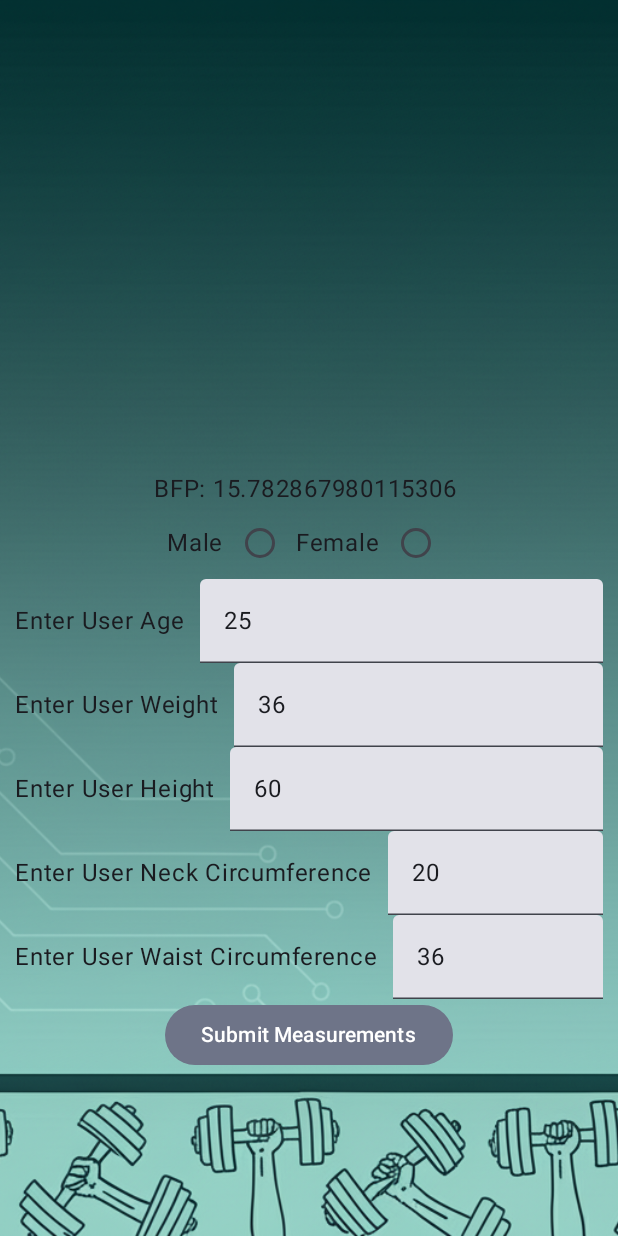
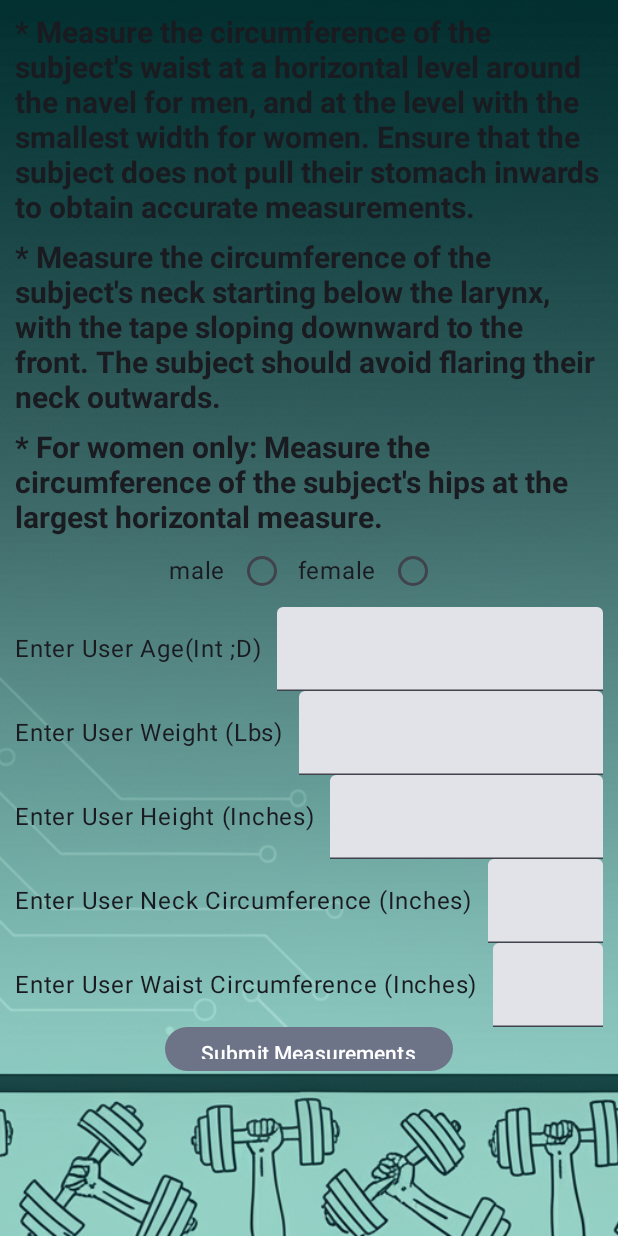
Before and after one commit to jcamdev247/FinalProjectAuraMetrics, an Android app built with Jetpack Compose: the composable BodyFatPercentagePage shown on its own in the app's theme, after a tap on "Submit Measurements", on a phone screen of 412 x 824 dp. Run offline under Robolectric (Android 15) with nearby library versions, the phone set to English and light mode, and no system bars.

Commit message:
Code to date at course's end

```diff
--- a/app/src/main/java/com/example/finalproject/BodyFatPercentagePage.kt
+++ b/app/src/main/java/com/example/finalproject/BodyFatPercentagePage.kt
@@ -18,16 +18,19 @@ import androidx.compose.runtime.getValue
 import androidx.compose.ui.Alignment
 import androidx.compose.ui.Modifier
 import androidx.compose.ui.res.stringResource
+import androidx.compose.ui.text.TextStyle
+import androidx.compose.ui.text.font.FontWeight
 import androidx.compose.ui.tooling.preview.Preview
 import androidx.compose.ui.unit.Dp
 import androidx.compose.ui.unit.dp
+import androidx.compose.ui.unit.sp
 import androidx.lifecycle.viewmodel.compose.viewModel
 import com.example.finalproject.ui.theme.FinalProjectTheme
 
 @Composable
 fun BodyFatPercentagePage(
     modifier: Modifier = Modifier,
-    viewModel: BodyFatCalculationViewModel = viewModel(),
+    viewModel: BodyFatCalculationViewModel = viewModel()
 ) {
     val maleString = stringResource(R.string.male)
     val femaleString = stringResource(R.string.female)
@@ -50,7 +53,7 @@ fun BodyFatPercentagePage(
 
         SetupBodyFatInstructions(rowSpacer, uiState.submitButtonPressed, uiState)
 
-Spacer(modifier = Modifier.width(rowSpacer))
+        Spacer(modifier = Modifier.width(rowSpacer))
 
         Row(
             horizontalArrangement = Arrangement.Center,
@@ -150,6 +153,11 @@ Spacer(modifier = Modifier.width(rowSpacer))
 Spacer(modifier = Modifier.width(rowSpacer))
 
         FilledTonalButton( onClick = {
+
+            if (uiState.userGenderInput == null || uiState.userAgeInput == null || uiState.userWeightInput == null || uiState.userHeightInput == null || uiState.userWaistInput == null || uiState.userNeckInput == null || uiState.userHipInput == null && uiState.userGenderInput == "Female") {
+                return@FilledTonalButton
+            }
+
             viewModel.updateSubmitButtonPressed()
             viewModel.calculateBodyFatPercentageSwitch()
             }) {
@@ -160,28 +168,28 @@ Spacer(modifier = Modifier.width(rowSpacer))
 
 @Composable
 fun SetupBodyFatInstructions(rowSpacer: Dp, submitted: Boolean, uiState: BodyFatCalculationState) {
+    val textStyle =TextStyle(fontSize = 20.sp, fontWeight = FontWeight.Bold)
+
     if (!submitted) {
         Text(
-            text = stringResource(R.string.instruction_lable_1)
+            text = stringResource(R.string.instruction_lable_1), style = textStyle
         )
         ColumnSpacerHeightMethod(rowSpacer)
         Text(
-            text = stringResource(R.string.instruction_lable_2)
+            text = stringResource(R.string.instruction_lable_2),style = textStyle
         )
         ColumnSpacerHeightMethod(rowSpacer)
         Text(
-            text = stringResource(R.string.instruction_lable_3)
+            text = stringResource(R.string.instruction_lable_3), style = textStyle
         )
     } else {
         val calculatedBfp = uiState.bfp ?: ""
-        Text("BFP: $calculatedBfp ")
+        val totalBodyFat = uiState.totalBodyFatMass ?: ""
+        val totalLeanMass = uiState.leanBodyMass ?: ""
+        Text("BFP: $calculatedBfp ", style = textStyle)
+        Text("Total Body Fat Mass: $totalBodyFat ", style = textStyle)
+        Text("Lean Mass: $totalLeanMass ", style = textStyle)
     }
-}
-
-
-@Composable
-fun RowSpacerWidthMethod(rowSpacer: Dp) {
-    Spacer(modifier = Modifier.width(rowSpacer))
 }
 
 @Composable
--- a/app/src/main/java/com/example/finalproject/BodyFatPercentageViewModel.kt
+++ b/app/src/main/java/com/example/finalproject/BodyFatPercentageViewModel.kt
@@ -6,31 +6,21 @@ import kotlinx.coroutines.flow.StateFlow
 import kotlinx.coroutines.flow.asStateFlow
 import kotlinx.coroutines.flow.update
 import kotlin.math.log10
-
-//
-//data class BodyFatCalculationState(
-//    val userGenderInput: String? = null,
-//    val userAgeInput: String? = null,
-//    val userWeightInput: String? = null,
-//    val userHeightInput: String? = null,
-//    val userNeckInput: String? = null,
-//    val userWaistInput: String? = null,
-//    val userHipInput: String? = null,
-//    public val bfp: Double? = null,
-//    val errorMessage: String? = null,
-//)
+import kotlin.math.round
 
 data class BodyFatCalculationState(
-    val userGenderInput: String? = "male",
-    val userAgeInput: String? = "25",
-    val userWeightInput: String? = "36",
-    val userHeightInput: String? = "60",
-    val userNeckInput: String? = "20",
-    val userWaistInput: String? = "36",
-    val userHipInput: String? = "0",
+    val userGenderInput: String? = null,
+    val userAgeInput: String? = null,
+    val userWeightInput: String? = null,
+    val userHeightInput: String? = null,
+    val userNeckInput: String? = null,
+    val userWaistInput: String? = null,
+    val userHipInput: String? = null,
+    val bfp: Double? = null,
+    val totalBodyFatMass: Double? = null,
+    val leanBodyMass: Double? = null,
+    val errorMessage: String? = null,
     val submitButtonPressed: Boolean = false,
-    val bfp: Double? = null,
-    val errorMessage: String? = null,
 )
 
 class BodyFatCalculationViewModel : ViewModel() {
@@ -85,15 +75,16 @@ class BodyFatCalculationViewModel : ViewModel() {
         }
     }
 
+
     fun isNumberInvalidOrLessThan0(number: Double?): Boolean {
         return (number == null || number <= 0.0)
     }
+
 
     fun maleBodyFatCalculation(currentState: BodyFatCalculationState): Double? {
         val waistCm: Double? = currentState.userWaistInput?.toDoubleOrNull()
         val neckCm: Double? = currentState.userNeckInput?.toDoubleOrNull()
         val heightCm: Double? = currentState.userHeightInput?.toDoubleOrNull()
-
 
         if (isNumberInvalidOrLessThan0(waistCm) || isNumberInvalidOrLessThan0(neckCm) || isNumberInvalidOrLessThan0(
                 heightCm
@@ -106,12 +97,12 @@ class BodyFatCalculationViewModel : ViewModel() {
         val validNeck = neckCm!!
         val validHeight = heightCm!!
 
-        val diff = validWaist - validNeck
+        val waistNeckDiff = validWaist - validNeck
 
-        if (diff <= 0) {
+        if (waistNeckDiff <= 0) {
             return null
         }
-        return 86.010 * log10(diff) - 70.041 * log10(validHeight) + 36.76
+        return 86.010 * log10(waistNeckDiff) - 70.041 * log10(validHeight) + 36.76
     }
 
     fun femaleBodyFatCalculation(currentState: BodyFatCalculationState): Double? {
@@ -122,9 +113,7 @@ class BodyFatCalculationViewModel : ViewModel() {
         val hipCm: Double? = currentState.userHipInput?.toDoubleOrNull()
 
 
-        if (isNumberInvalidOrLessThan0(waistCm) || isNumberInvalidOrLessThan0(neckCm) || isNumberInvalidOrLessThan0(
-                heightCm
-            )
+        if (isNumberInvalidOrLessThan0(waistCm) || isNumberInvalidOrLessThan0(neckCm) || isNumberInvalidOrLessThan0(heightCm) || isNumberInvalidOrLessThan0(hipCm)
         ) {
             return null
         }
@@ -163,12 +152,23 @@ class BodyFatCalculationViewModel : ViewModel() {
                         currentErrorMessage = "Invalid input"
                     }
                 }
-
                 else -> {
                     currentErrorMessage = "Invalid input"
                 }
             }
-            currentState.copy(bfp = calculatedBfp, errorMessage = currentErrorMessage)
+
+            val finalBfp: Double? = calculatedBfp?.let { round(it * 100.0)/100.0 }
+
+            var newTotalBodyFatMass: Double? = null
+            var newLeanBodyMass: Double? = null
+
+            if (finalBfp != null) {
+                val totalWeight = currentState.userWeightInput?.toDoubleOrNull()!!
+                newTotalBodyFatMass = totalWeight.times(finalBfp.div(100))
+                newLeanBodyMass = totalWeight.minus(newTotalBodyFatMass!!)
+            }
+
+            currentState.copy(bfp = round(calculatedBfp ?: 0.0), errorMessage = currentErrorMessage, totalBodyFatMass = newTotalBodyFatMass, leanBodyMass = newLeanBodyMass)
         }
     }
 
--- a/app/src/main/res/values/strings.xml
+++ b/app/src/main/res/values/strings.xml
@@ -5,16 +5,16 @@
     <string name="bFPercentageLabel">Body Fat Percentage Calculator</string>
     <string name="analyzeLiftsLabel">Analyze Lifts</string>
     <string name="strengthStandardsLabel">Strength Standards</string>
-    <string name="male">Male</string>
-    <string name="female">Female</string>
+    <string name="male">male</string>
+    <string name="female">female</string>
     <string name="submit_measurements_button">Submit Measurements</string>
-    <string name="enter_user_waist_circumference_label">Enter User Waist Circumference</string>
-    <string name="enter_user_neck_circumference_label">Enter User Neck Circumference</string>
-    <string name="enter_user_height_label">Enter User Height</string>
-    <string name="enter_user_weight_label">Enter User Weight</string>
-    <string name="enter_user_age_label">Enter User Age</string>
+    <string name="enter_user_waist_circumference_label">Enter User Waist Circumference (Inches)</string>
+    <string name="enter_user_neck_circumference_label">Enter User Neck Circumference (Inches)</string>
+    <string name="enter_user_height_label">Enter User Height (Inches)</string>
+    <string name="enter_user_weight_label">Enter User Weight (Lbs)</string>
+    <string name="enter_user_age_label">Enter User Age(Int ;D)</string>
+    <string name="enter_user_Hip_circumference_label">Enter User Hip Circumference (Inches)</string>
     <string name="instruction_lable_3">* For women only: Measure the circumference of the subject\'s hips at the largest horizontal measure.</string>
     <string name="instruction_lable_2">* Measure the circumference of the subject\'s neck starting below the larynx, with the tape sloping downward to the front. The subject should avoid flaring their neck outwards.</string>
     <string name="instruction_lable_1">* Measure the circumference of the subject\'s waist at a horizontal level around the navel for men, and at the level with the smallest width for women. Ensure that the subject does not pull their stomach inwards to obtain accurate measurements.</string>
-    <string name="enter_user_Hip_circumference_label">Enter User Hip Circumference</string>
 </resources>
```
